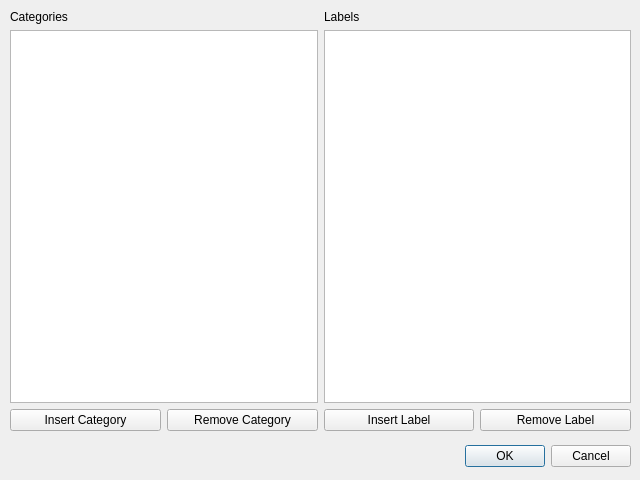
smartsenselab/SSAT, file modules/app/dialogannotation.ui: the form before one commit.
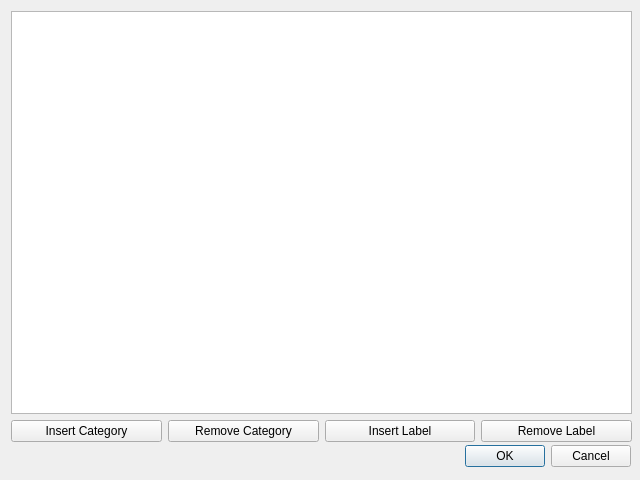
The form after the commit.

Commit message: removing QMultiMapModel and using QColumnView

The edit to the form file:
```diff
--- a/modules/app/dialogannotation.ui
+++ b/modules/app/dialogannotation.ui
@@ -17,9 +17,9 @@
    <property name="geometry">
     <rect>
      <x>10</x>
-     <y>440</y>
+     <y>441</y>
      <width>621</width>
-     <height>32</height>
+     <height>31</height>
     </rect>
    </property>
    <property name="orientation">
@@ -29,49 +29,20 @@
     <set>QDialogButtonBox::Cancel|QDialogButtonBox::Ok</set>
    </property>
   </widget>
-  <widget class="QWidget" name="layoutWidget">
+  <widget class="QWidget" name="">
    <property name="geometry">
     <rect>
-     <x>10</x>
-     <y>10</y>
+     <x>11</x>
+     <y>11</y>
      <width>621</width>
-     <height>421</height>
+     <height>431</height>
     </rect>
    </property>
-   <layout class="QGridLayout" name="gridLayout_2">
-    <item row="0" column="0">
-     <layout class="QGridLayout" name="gridLayout">
-      <item row="0" column="0">
-       <widget class="QLabel" name="labelCategories">
-        <property name="text">
-         <string>Categories</string>
-        </property>
-       </widget>
-      </item>
-      <item row="0" column="1">
-       <widget class="QLabel" name="labelLabels">
-        <property name="text">
-         <string>Labels</string>
-        </property>
-       </widget>
-      </item>
-      <item row="1" column="0">
-       <widget class="QListView" name="listViewCategories">
-        <property name="editTriggers">
-         <set>QAbstractItemView::DoubleClicked|QAbstractItemView::EditKeyPressed</set>
-        </property>
-       </widget>
-      </item>
-      <item row="1" column="1">
-       <widget class="QListView" name="listViewLabels">
-        <property name="editTriggers">
-         <set>QAbstractItemView::DoubleClicked|QAbstractItemView::EditKeyPressed</set>
-        </property>
-       </widget>
-      </item>
-     </layout>
+   <layout class="QVBoxLayout" name="verticalLayout">
+    <item>
+     <widget class="QColumnView" name="columnViewAttributes"/>
     </item>
-    <item row="1" column="0">
+    <item>
      <layout class="QHBoxLayout" name="horizontalLayout">
       <item>
        <widget class="QPushButton" name="pushButtonInsertCategory">
```
The commit also changes 4 other files.
